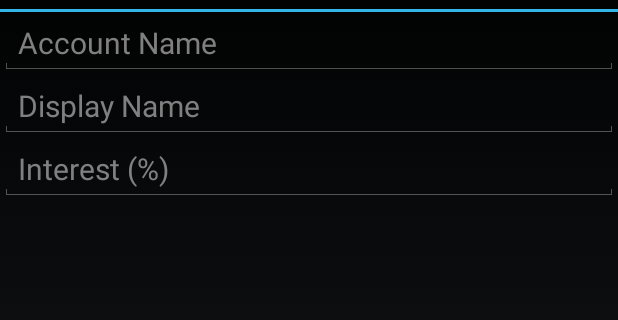
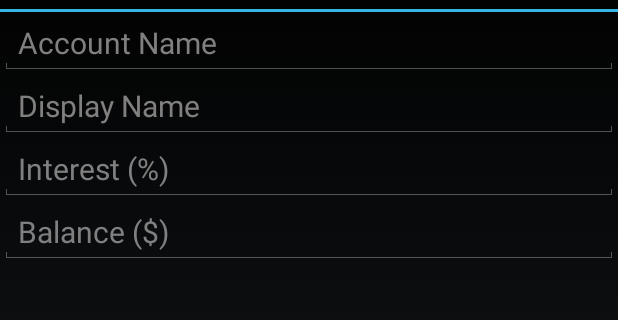
Before and after one commit to amolpatel/Bitsquad_App, an Android app: the layout create_account_dialog.xml on its own in the app's theme, with its tools: preview values and no code run, on a phone screen of 412 x 824 dp, the part 60-380 px from its top. Run offline under Robolectric (Android 15) with nearby library versions, the phone set to English and light mode, and no system bars.

Commit message:
Added support to enter account balance at creation

```diff
--- a/Bitsquad App/src/main/res/layout/create_account_dialog.xml
+++ b/Bitsquad App/src/main/res/layout/create_account_dialog.xml
@@ -25,4 +25,12 @@
         android:textSize="20dp"
         android:inputType="numberDecimal"
         />
+    <EditText
+        android:id="@+id/NewAccountBalance"
+        android:layout_width="match_parent"
+        android:layout_height="wrap_content"
+        android:hint="Balance ($)"
+        android:textSize="20dp"
+        android:inputType="numberDecimal"
+        />
 </LinearLayout>
```
